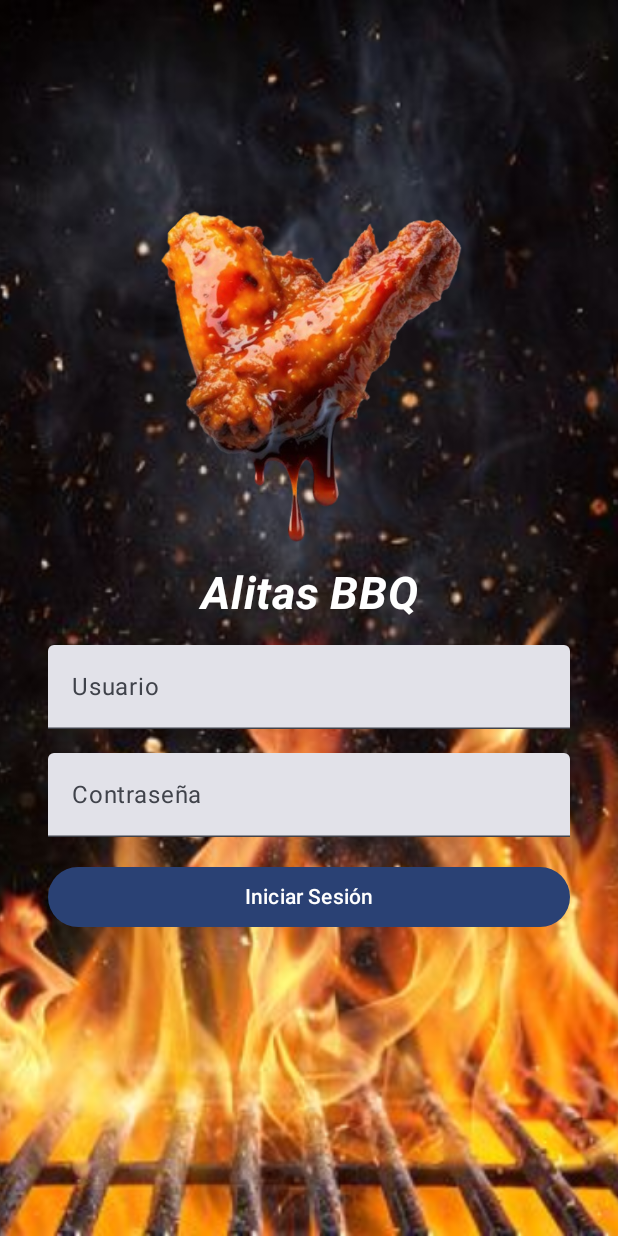
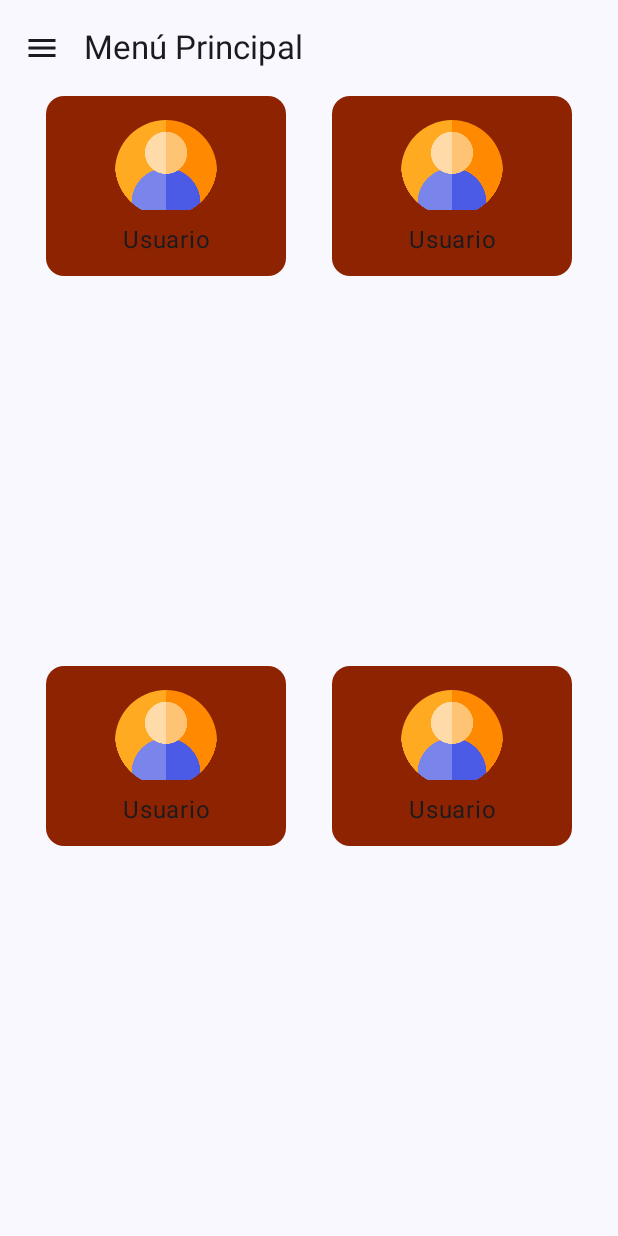
Before and after one commit to AndresGToro/Restaurant, an Android app built with Jetpack Compose: the screen it shows after launch (MainActivity before the commit, MenuPrincipal after it), after a tap on "Iniciar Sesión", on a phone screen of 412 x 824 dp. Run offline under Robolectric (Android 15) with nearby library versions, the phone set to English and light mode, and no system bars.

Commit message:
Menu desplegable Image Button

```diff
--- a/app/build.gradle.kts
+++ b/app/build.gradle.kts
@@ -66,4 +66,7 @@ dependencies {
     androidTestImplementation("androidx.compose.ui:ui-test-junit4")
     debugImplementation("androidx.compose.ui:ui-tooling")
     debugImplementation("androidx.compose.ui:ui-test-manifest")
+    // Navigation Compose
+    implementation ("androidx.navigation:navigation-compose:2.7.6")
+
 }
--- a/app/src/main/AndroidManifest.xml
+++ b/app/src/main/AndroidManifest.xml
@@ -23,6 +23,12 @@
                 <category android:name="android.intent.category.LAUNCHER" />
             </intent-filter>
         </activity>
+
+        <!-- Add your MenuPrincipal activity -->
+        <activity
+            android:name=".MenuPrincipal"
+            android:label="@string/app_name"
+            android:theme="@style/Theme.Restaurant" />
     </application>
 
 </manifest>
--- a/app/src/main/java/com/andresdevs/restaurant/MainActivity.kt
+++ b/app/src/main/java/com/andresdevs/restaurant/MainActivity.kt
@@ -1,5 +1,6 @@
 package com.andresdevs.restaurant
 
+import android.content.Intent
 import android.os.Bundle
 import androidx.activity.ComponentActivity
 import androidx.activity.compose.setContent
@@ -40,8 +41,12 @@ import androidx.compose.foundation.background
 import androidx.compose.foundation.layout.Box
 import androidx.compose.foundation.layout.Spacer
 import androidx.compose.foundation.layout.height
+import androidx.compose.foundation.rememberScrollState
+import androidx.compose.foundation.verticalScroll
 import androidx.compose.material3.TextField
 import androidx.compose.ui.layout.ContentScale
+import androidx.core.content.ContextCompat
+import androidx.core.content.ContextCompat.startActivity
 
 
 class MainActivity : ComponentActivity() {
@@ -80,7 +85,7 @@ class MainActivity : ComponentActivity() {
                         titulo()
                         cajaTexto()
                         contrasena()
-                        botonIniciarSesion {}
+                        botonIniciarSesion()
                         Spacer(modifier = Modifier.height(90.dp))
                     }
 
@@ -90,6 +95,26 @@ class MainActivity : ComponentActivity() {
         }
     }
 
+    @Composable
+    fun botonIniciarSesion() {
+        Column(
+            modifier = Modifier
+                .fillMaxWidth()
+                .padding(horizontal = 16.dp)
+        ) {
+            Button(
+                onClick = {
+                    val navegation = Intent(this@MainActivity, MenuPrincipal::class.java)
+                    startActivity(navegation)
+                },
+                modifier = Modifier
+                    .fillMaxWidth()
+                    .padding(vertical = 16.dp)
+            ) {
+                Text("Iniciar Sesión")
+            }
+        }
+    }
 }
 
 @Composable
@@ -141,23 +166,6 @@ private fun cajaTexto() {
     }
 }
 
-@Composable
-fun botonIniciarSesion(onClick: () -> Unit) {
-    Column(
-        modifier = Modifier
-            .fillMaxWidth()
-            .padding(horizontal = 16.dp)
-
-    ) {
-        Button(
-            onClick = { onClick() },
-            modifier = Modifier
-                .fillMaxWidth()
-        ) {
-            Text("Iniciar Sesión")
-        }
-    }
-}
 
 @Composable
 private fun contrasena() {
@@ -216,7 +224,7 @@ fun GreetingPreview() {
                 titulo()
                 cajaTexto()
                 contrasena()
-                botonIniciarSesion {}
+                //botonIniciarSesion()
                 Spacer(modifier = Modifier.height(90.dp))
             }
 
--- /dev/null
+++ b/app/src/main/java/com/andresdevs/restaurant/MenuPrincipal.kt
@@ -0,0 +1,359 @@
+package com.andresdevs.restaurant
+
+import android.os.Bundle
+import androidx.activity.ComponentActivity
+import androidx.activity.compose.setContent
+import androidx.compose.foundation.Image
+import androidx.compose.foundation.background
+import androidx.compose.foundation.clickable
+import androidx.compose.foundation.layout.Arrangement
+import androidx.compose.foundation.layout.Box
+import androidx.compose.foundation.layout.Column
+import androidx.compose.foundation.layout.Row
+import androidx.compose.foundation.layout.Spacer
+import androidx.compose.foundation.layout.fillMaxSize
+import androidx.compose.foundation.layout.fillMaxWidth
+import androidx.compose.foundation.layout.height
+import androidx.compose.foundation.layout.padding
+import androidx.compose.foundation.layout.size
+import androidx.compose.foundation.layout.wrapContentHeight
+import androidx.compose.foundation.layout.wrapContentSize
+import androidx.compose.foundation.shape.CircleShape
+import androidx.compose.material.icons.Icons
+import androidx.compose.material.icons.filled.Email
+import androidx.compose.material.icons.filled.Face
+import androidx.compose.material.icons.filled.Favorite
+import androidx.compose.material.icons.filled.Menu
+import androidx.compose.material.icons.filled.Settings
+import androidx.compose.material.icons.filled.Share
+import androidx.compose.material.icons.filled.Star
+import androidx.compose.material3.Badge
+import androidx.compose.material3.BadgedBox
+import androidx.compose.material3.Button
+import androidx.compose.material3.Card
+import androidx.compose.material3.CardColors
+import androidx.compose.material3.CardDefaults
+import androidx.compose.material3.Divider
+import androidx.compose.material3.DrawerValue
+import androidx.compose.material3.ExperimentalMaterial3Api
+import androidx.compose.material3.Icon
+import androidx.compose.material3.IconButton
+import androidx.compose.material3.MaterialTheme
+import androidx.compose.material3.ModalDrawerSheet
+import androidx.compose.material3.ModalNavigationDrawer
+import androidx.compose.material3.NavigationDrawerItem
+import androidx.compose.material3.Scaffold
+import androidx.compose.material3.Surface
+import androidx.compose.material3.Text
+import androidx.compose.material3.TopAppBar
+import androidx.compose.material3.contentColorFor
+import androidx.compose.material3.rememberDrawerState
+import androidx.compose.runtime.Composable
+import androidx.compose.runtime.getValue
+import androidx.compose.runtime.mutableStateOf
+import androidx.compose.runtime.remember
+import androidx.compose.runtime.rememberCoroutineScope
+import androidx.compose.runtime.setValue
+import androidx.compose.ui.Alignment
+import androidx.compose.ui.Modifier
+import androidx.compose.ui.draw.clip
+import androidx.compose.ui.graphics.Color
+import androidx.compose.ui.graphics.vector.ImageVector
+import androidx.compose.ui.layout.ContentScale
+import androidx.compose.ui.res.painterResource
+import androidx.compose.ui.text.font.FontStyle
+import androidx.compose.ui.text.font.FontWeight
+import androidx.compose.ui.text.style.TextAlign
+import androidx.compose.ui.text.style.TextOverflow
+import androidx.compose.ui.unit.dp
+import androidx.compose.ui.unit.sp
+import com.andresdevs.restaurant.ui.theme.RestaurantTheme
+import kotlinx.coroutines.launch
+
+class MenuPrincipal : ComponentActivity() {
+    override fun onCreate(savedInstanceState: Bundle?) {
+        super.onCreate(savedInstanceState)
+        setContent {
+            RestaurantTheme {
+                // A surface container using the 'background' color from the theme
+                Surface(
+                    modifier = Modifier.fillMaxSize(),
+                    color = MaterialTheme.colorScheme.background
+                ) {
+                    NavDrawer()
+
+                }
+            }
+        }
+    }
+}
+
+@OptIn(ExperimentalMaterial3Api::class)
+@Composable
+fun NavDrawer() {
+
+    val drawerItem = listOf(
+        DrawerItems(Icons.Default.Face, "Profile", 0, false),
+        DrawerItems(Icons.Filled.Email, "Inbox", 0, true),
+        DrawerItems(Icons.Filled.Favorite, "Favorite", 0, true),
+        DrawerItems(Icons.Filled.Settings, "Setting", 0, false)
+    )
+    val drawerItem2 = listOf(
+        DrawerItems(Icons.Default.Share, "Share", 0, false),
+        DrawerItems(Icons.Filled.Star, "Rate", 0, false)
+    )
+    var selectedItem by remember {
+        mutableStateOf(drawerItem[0])
+    }
+    val drawerState = rememberDrawerState(initialValue = DrawerValue.Closed)
+    val scope = rememberCoroutineScope()
+    ModalNavigationDrawer(drawerContent = {
+        ModalDrawerSheet {
+
+            Column(Modifier.fillMaxSize(), verticalArrangement = Arrangement.spacedBy(12.dp)) {
+                Box(
+                    modifier = Modifier
+                        .fillMaxWidth()
+                        .height(200.dp)
+                        .background(Color(0xff8e2301)),
+                    contentAlignment = Alignment.Center
+                ) {
+                    Column(
+                        Modifier.wrapContentSize(),
+                        verticalArrangement = Arrangement.SpaceAround,
+                        horizontalAlignment = Alignment.CenterHorizontally
+                    ) {
+                        Image(
+                            painter = painterResource(id = R.drawable.shrek2),
+                            contentDescription = "profile pic",
+                            modifier = Modifier
+                                .size(130.dp)
+                                .clip(CircleShape)
+                        )
+                        Text(
+                            text = "Andrés Garcés Toro",
+                            color = Color.White,
+                            fontSize = 22.sp,
+                            textAlign = TextAlign.Center,
+                            modifier = Modifier
+                                .fillMaxWidth()
+                                .padding(top = 16.dp)
+                        )
+                    }
+                    Divider(
+                        Modifier.align(Alignment.BottomCenter), thickness = 1.dp,
+                        Color.DarkGray
+                    )
+                }
+                drawerItem.forEach {
+                    NavigationDrawerItem(label = { Text(text = it.text) },
+                        selected = it == selectedItem,
+                        onClick = {
+                            selectedItem = it
+
+                            scope.launch {
+                                drawerState.close()
+                            }
+
+                        },
+                        modifier = Modifier.padding(horizontal = 16.dp),
+                        icon = {
+                            Icon(imageVector = it.icon, contentDescription = it.text)
+                        },
+                        badge = {
+                            if (it.hasBadge) {
+                                BadgedBox(badge = {
+                                    Badge {
+                                        Text(text = it.badgeCount.toString(), fontSize = 17.sp)
+                                    }
+                                }) {
+
+                                }
+                            }
+                        }
+                    )
+                }
+                Divider(
+                    thickness = 1.dp,
+                    color = Color.DarkGray
+                )
+                drawerItem2.forEach {
+                    NavigationDrawerItem(label = { Text(text = it.text) },
+                        selected = it == selectedItem,
+                        onClick = {
+                            selectedItem = it
+
+                            scope.launch {
+                                drawerState.close()
+                            }
+
+                        },
+                        modifier = Modifier.padding(horizontal = 16.dp),
+                        icon = {
+                            Icon(imageVector = it.icon, contentDescription = it.text)
+                        }
+                    )
+                }
+            }
+        }
+    }, drawerState = drawerState) {
+
+        Scaffold(topBar = {
+            TopAppBar(title = { Text(text = "Menú Principal") },
+                navigationIcon = {
+                    IconButton(onClick = {
+                        scope.launch {
+                            drawerState.open()
+                        }
+                    }) {
+                        Icon(imageVector = Icons.Filled.Menu, contentDescription = "menu Icon")
+                    }
+
+                }
+            )
+        }) { paddingValues ->
+            Box(
+                modifier = Modifier
+                    .fillMaxSize()
+                    .padding(paddingValues),
+                contentAlignment = Alignment.Center
+            ) {
+                Column(
+                    modifier = Modifier
+                        .fillMaxSize(),
+                    verticalArrangement = Arrangement.Center,
+                    horizontalAlignment = Alignment.CenterHorizontally
+                ) {
+                    //FILA 1
+                    Row(
+                        modifier = Modifier
+                            .fillMaxWidth()
+                            .wrapContentHeight(),
+                        horizontalArrangement = Arrangement.SpaceEvenly
+                    ) {
+                        //Primer boton
+                        Card(
+                            modifier = Modifier
+                                .size(width = 160.dp, height = 120.dp),
+                            colors = CardDefaults.cardColors(
+                                Color(0xff8e2301)
+                            )
+                        ) {
+                            content()
+                        }
+
+                        //Segundo Boton
+                        Card(
+                            modifier = Modifier
+                                .size(width = 160.dp, height = 120.dp),
+                            colors = CardDefaults.cardColors(
+                                Color(0xff8e2301)
+                            )
+
+                        ) {
+                            content()
+                        }
+
+                    }
+
+                    //FILA 2
+                    Row(
+                        modifier = Modifier
+                            .fillMaxSize()
+                            .wrapContentHeight(),
+                        horizontalArrangement = Arrangement.SpaceEvenly
+                    ) {
+                        //Cuarto boton
+                        Card(
+                            modifier = Modifier
+                                .size(width = 160.dp, height = 120.dp),
+                            colors = CardDefaults.cardColors(
+                                Color(0xff8e2301)
+                            )
+
+                        ) {
+                            content()
+                        }
+
+                        //Quinto Boton
+                        Card(
+                            modifier = Modifier
+                                .size(width = 160.dp, height = 120.dp),
+                            colors = CardDefaults.cardColors(
+                                Color(0xff8e2301)
+                            )
+
+                        ) {
+                            content()
+                        }
+
+                    }
+
+                    //FILA 3
+                    Row(
+                        modifier = Modifier
+                            .fillMaxSize()
+                            .wrapContentHeight(),
+                        horizontalArrangement = Arrangement.SpaceEvenly
+                    ) {
+                        //Cuarto boton
+                        Card(
+                            modifier = Modifier
+                                .size(width = 160.dp, height = 120.dp),
+                            colors = CardDefaults.cardColors(
+                                Color(0xff8e2301)
+                            )
+
+                        ) {
+                            content()
+                        }
+                    }
+                }
+            }
+        }
+
+    }
+}
+
+data class DrawerItems(
+
+    val icon: ImageVector,
+    val text: String,
+    val badgeCount: Int,
+    val hasBadge: Boolean
+)
+
+@Composable
+fun btnUser() {
+    Box() {
+        Image(
+            painter = painterResource(id = R.drawable.user),
+            contentDescription = null,
+            modifier = Modifier
+                .size(68.dp)
+                .clip(CircleShape)// Ajusta el tamaño según tus necesidades
+                .padding(bottom = 8.dp),
+            contentScale = ContentScale.Crop
+        )
+    }
+}
+
+@Composable
+fun content() {
+    Column(
+        modifier = Modifier
+            .fillMaxSize()
+            .padding(16.dp),
+        verticalArrangement = Arrangement.Center,
+        horizontalAlignment = Alignment.CenterHorizontally
+    ) {
+        btnUser()
+        Text(
+            text = "Usuario",
+            textAlign = TextAlign.Center,
+            overflow = TextOverflow.Ellipsis,
+            maxLines = 2,
+            color = contentColorFor(backgroundColor = Color(0xff8e2301))
+        )
+    }
+}
--- a/app/src/main/java/com/andresdevs/restaurant/SplashActivity.kt
+++ /dev/null
@@ -1,24 +0,0 @@
-package com.andresdevs.restaurant
-
-import android.content.Intent
-import android.os.Bundle
-import androidx.activity.ComponentActivity
-import kotlinx.coroutines.MainScope
-import kotlinx.coroutines.delay
-import kotlinx.coroutines.launch
-
-class SplashActivity : ComponentActivity() {
-
-    private val scope = MainScope()
-
-    override fun onCreate(savedInstanceState: Bundle?) {
-        super.onCreate(savedInstanceState)
-
-        // Configurar temporizador
-        scope.launch {
-            delay(4000) // Esperar 4 segundos
-            startActivity(Intent(this@SplashActivity, MainActivity::class.java))
-            finish()
-        }
-    }
-}
--- a/app/src/main/java/com/andresdevs/restaurant/ui/theme/Color.kt
+++ b/app/src/main/java/com/andresdevs/restaurant/ui/theme/Color.kt
@@ -2,10 +2,10 @@ package com.andresdevs.restaurant.ui.theme
 
 import androidx.compose.ui.graphics.Color
 
-val Purple80 = Color(0xFFD0BCFF)
-val PurpleGrey80 = Color(0xFFCCC2DC)
-val Pink80 = Color(0xFFEFB8C8)
+val Purple80 = Color(0xff8e2301)
+val PurpleGrey80 = Color(0xff8e2301)
+val Pink80 = Color(0xff8e2301)
 
-val Purple40 = Color(0xFF6650a4)
-val PurpleGrey40 = Color(0xFF625b71)
-val Pink40 = Color(0xFF7D5260)
+val Purple40 = Color(0xff8e2301)
+val PurpleGrey40 = Color(0xff8e2301)
+val Pink40 = Color(0xff8e2301)
```
Also changed, not shown: app/src/main/res/drawable/shrek2.jpg (added), app/src/main/res/drawable/user.png (added).
